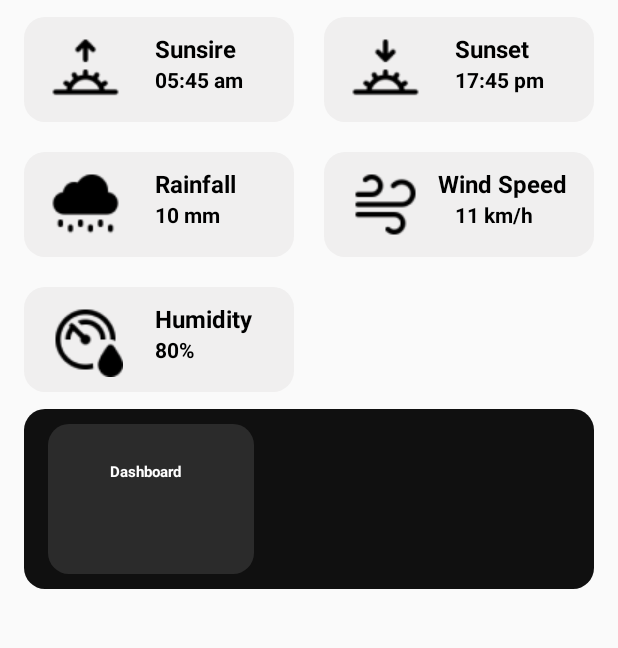
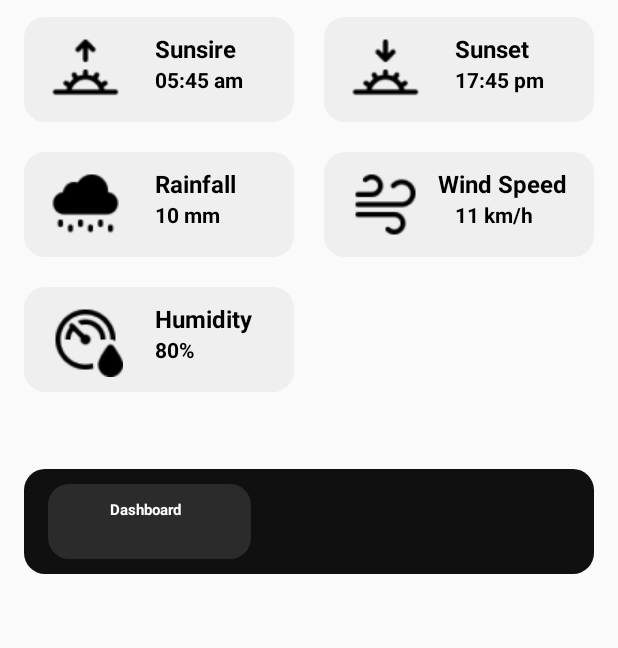
Before and after one commit to tnqb293/NT118.O13.MMCL_FinalProject, an Android app: the activity_dashboard screen opened directly, with no data from a screen before it, on a phone screen of 412 x 824 dp, the part 479-1127 px from its top. Run offline under Robolectric (Android 15) with nearby library versions, the phone set to English and light mode, and no system bars.

Commit message:
update notify

```diff
--- a/Do_an_weather/app/src/main/res/layout/activity_dashboard.xml
+++ b/Do_an_weather/app/src/main/res/layout/activity_dashboard.xml
@@ -379,13 +379,13 @@
     </RelativeLayout>
     <RelativeLayout
         android:layout_below="@id/RLweather"
-        android:layout_marginTop="10dp"
+        android:layout_marginTop="50dp"
         android:layout_width="380dp"
-        android:layout_height="120dp"
+        android:layout_height="70dp"
         android:background="@drawable/taskbar_black">
         <RelativeLayout
-            android:layout_width="137dp"
-            android:layout_height="100dp"
+            android:layout_width="135dp"
+            android:layout_height="50dp"
             android:background="@drawable/bg_taskbar">
             <TextView
                 android:id="@+id/TVdashboard"
--- a/WeatherApp/app/src/main/java/com/uit/weatherapp/AccountSettingFragment.java
+++ b/WeatherApp/app/src/main/java/com/uit/weatherapp/AccountSettingFragment.java
@@ -74,10 +74,12 @@ public class AccountSettingFragment extends Fragment {
                 .setItems(languages, new DialogInterface.OnClickListener() {
                     public void onClick(DialogInterface dialog, int which) {
                         String selectedLanguage = "vi";
-
+                            GlobalVars.day = "vi";
                         if (which == 1) {
                             selectedLanguage = "en";
+                            GlobalVars.day = "en";
                         }
+
                         LocaleHelper.setLocale(homeActivity, selectedLanguage);
                         homeActivity.recreate();
                     }
--- a/WeatherApp/app/src/main/java/com/uit/weatherapp/GlobalVars.java
+++ b/WeatherApp/app/src/main/java/com/uit/weatherapp/GlobalVars.java
@@ -9,4 +9,6 @@ public class GlobalVars {
     public static String usernameAdmin = "maicuong";
     public static String passwordAdmin = "09092003";
     public static String uidUser;
+
+    public static String day = "";
 }
--- a/WeatherApp/app/src/main/res/values/strings.xml
+++ b/WeatherApp/app/src/main/res/values/strings.xml
@@ -70,4 +70,8 @@
     <string name="confirm">Confirm</string>
     <string name="confirm_new_password">Confirm new password</string>
     <string name="reset">Reset</string>
+    <string name="signup_success">Registration Successful</string>
+    <string name="signup_fail">Registration Failed</string>
+    <string name="signin_success">Login Successful</string>
+    <string name="signin_fail">Login Failed. Incorrect username or password</string>
 </resources>
```
Also changed, not shown: WeatherApp/app/src/main/java/com/uit/weatherapp/DashboardFragment.java (+2 -5 lines), WeatherApp/app/src/main/java/com/uit/weatherapp/SignInFragment.java (+8 -17 lines), WeatherApp/app/src/main/java/com/uit/weatherapp/SignUpFragment.java (+8 -1 lines), WeatherApp/app/src/main/res/layout/fragment_signup.xml (+4 -4 lines), 2 other files.
